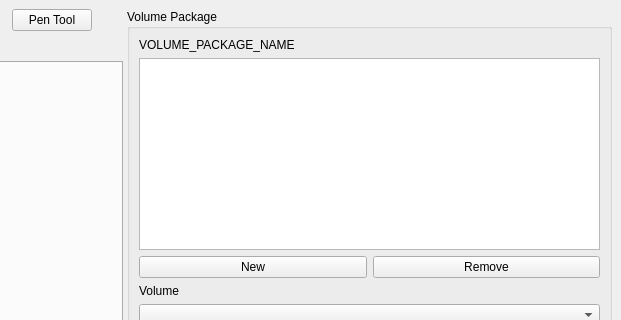
Before: the Qt Designer form volume-cartographer/apps/VC/VCMain.ui in SuperOptimizer/villa, drawn with Qt 5; both pictures show x 169 to 790 and y 0 to 320 of the 790 by 820 pixel window.
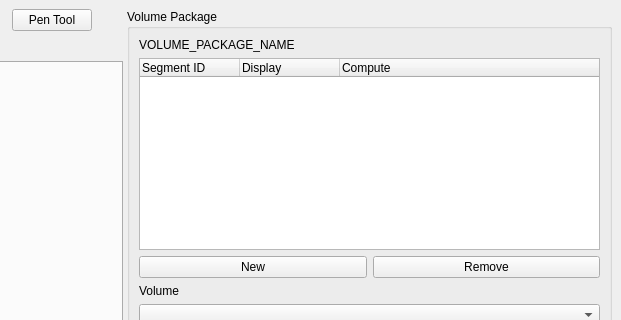
After: the same form once the commit is applied.

Commit message: UI change for upcoming Multiline

The edit to the form file:
```diff
--- a/volume-cartographer/apps/VC/VCMain.ui
+++ b/volume-cartographer/apps/VC/VCMain.ui
@@ -134,7 +134,23 @@
             </widget>
            </item>
            <item>
-            <widget class="QListWidget" name="lstPaths"/>
+            <widget class="QTreeWidget" name="treeWidgetPaths">
+            <column>
+                <property name="text">
+                <string>Segment ID</string>
+                </property>
+            </column>
+            <column>
+                <property name="text">
+                <string>Display</string>
+                </property>
+            </column>
+            <column>
+                <property name="text">
+                <string>Compute</string>
+                </property>
+            </column>
+            </widget>
            </item>
            <item>
             <layout class="QHBoxLayout" name="horizontalLayout_3">
```
The commit also changes 2 other files.
